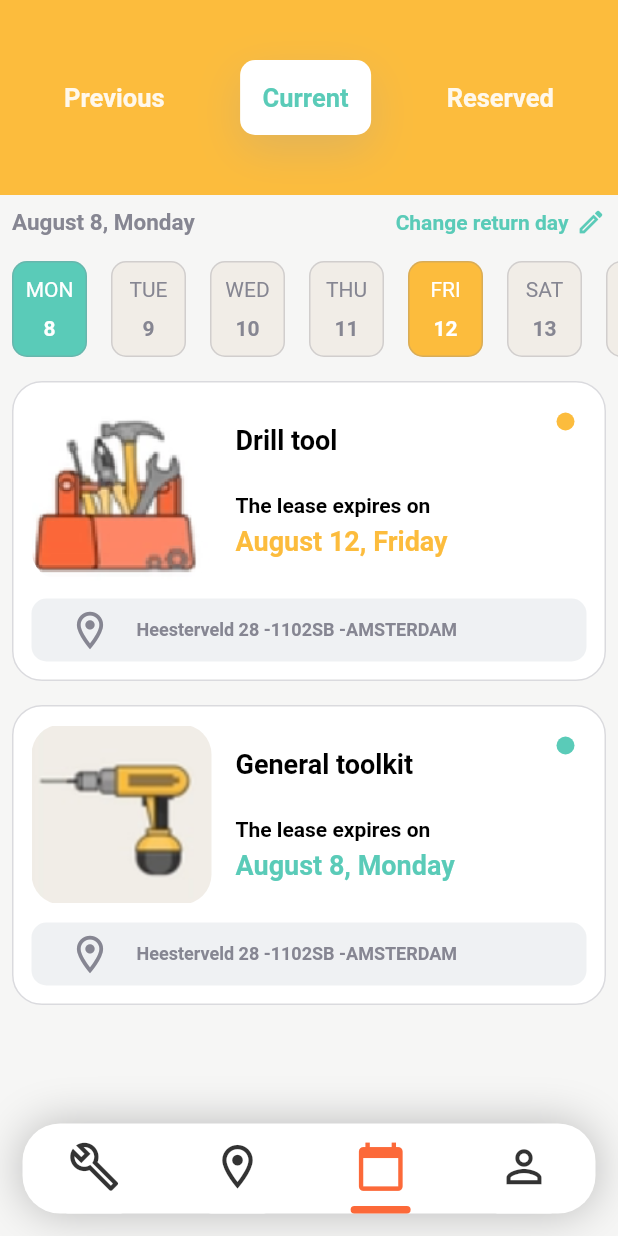
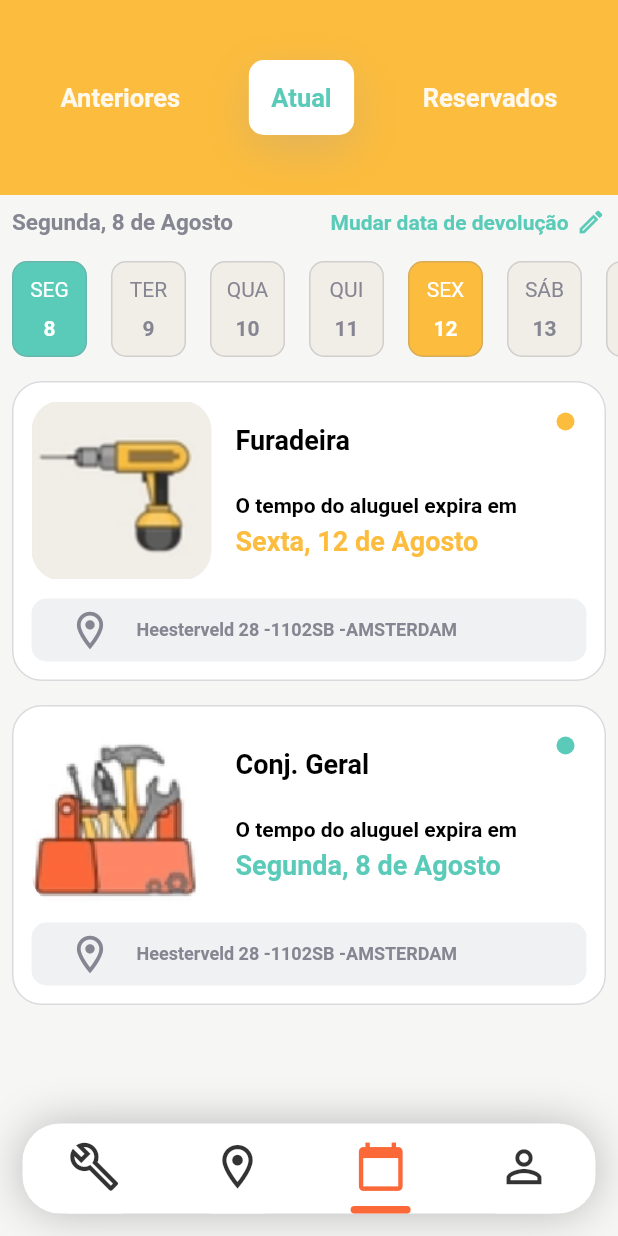
Before and after one commit to RodrigoUchoa001/avaliacao_2_programacao_4, a Flutter app: the screen it shows after launch, item 3 of the bottom bar chosen, on a phone screen of 412 x 824 dp. Run offline on Flutter 3.47's test engine with Material 2 defaults, Android fonts, the phone set to English and light mode, and no system bars; missing offline and left inert: icon_decoration.

```diff
--- a/lib/screens/profile_page.dart
+++ b/lib/screens/profile_page.dart
@@ -7,7 +7,7 @@ class ProfilePage extends StatelessWidget {
   Widget build(BuildContext context) {
     return Center(
       child: Text(
-        'Profile',
+        'Perfil',
         style: Theme.of(context).textTheme.bodyLarge!.copyWith(fontSize: 30),
       ),
     );
--- a/lib/utils/utils.dart
+++ b/lib/utils/utils.dart
@@ -1,29 +1,29 @@
 String getNameOfIntMonth(int month) {
   switch (month) {
     case 1:
-      return 'January';
+      return 'Janeiro';
     case 2:
-      return 'February';
+      return 'Fevereiro';
     case 3:
-      return 'March';
+      return 'Março';
     case 4:
-      return 'April';
+      return 'Abril';
     case 5:
-      return 'May';
+      return 'Maio';
     case 6:
-      return 'June';
+      return 'Junho';
     case 7:
-      return 'July';
+      return 'Julho';
     case 8:
-      return 'August';
+      return 'Agosto';
     case 9:
-      return 'September';
+      return 'Setembro';
     case 10:
-      return 'October';
+      return 'Outubro';
     case 11:
-      return 'November';
+      return 'Novembro';
     case 12:
-      return 'December';
+      return 'Dezembro';
     default:
       return 'WTF';
   }
@@ -32,19 +32,19 @@ String getNameOfIntMonth(int month) {
 String getNameOfDayOfTheWeek(int month) {
   switch (month) {
     case 1:
-      return 'Monday';
+      return 'Segunda';
     case 2:
-      return 'Tuesday';
+      return 'Terça';
     case 3:
-      return 'Wednesday';
+      return 'Quarta';
     case 4:
-      return 'Thursday';
+      return 'Quinta';
     case 5:
-      return 'Friday';
+      return 'Sexta';
     case 6:
-      return 'Saturday';
+      return 'Sábado';
     case 7:
-      return 'Sunday';
+      return 'Domingo';
     default:
       return 'WTF';
   }
--- a/lib/widgets/home/category_container.dart
+++ b/lib/widgets/home/category_container.dart
@@ -26,7 +26,7 @@ class _CategoryContainerState extends State<CategoryContainer> {
     final Color? corBorda = Theme.of(context).textTheme.bodyLarge?.color;
 
     return Container(
-      width: 120,
+      width: 130,
       margin: const EdgeInsets.symmetric(horizontal: 5, vertical: 10),
       decoration: BoxDecoration(
         color: (provider.categories[widget.index]
--- a/lib/widgets/home/category_selection_row.dart
+++ b/lib/widgets/home/category_selection_row.dart
@@ -19,7 +19,7 @@ class _CategorySelectionRowState extends State<CategorySelectionRow> {
       child: Column(
         crossAxisAlignment: CrossAxisAlignment.start,
         children: [
-          Text('Categories', style: Theme.of(context).textTheme.bodyLarge),
+          Text('Categorias', style: Theme.of(context).textTheme.bodyLarge),
           SizedBox(
             height: 70,
             child: ListView.builder(
@@ -53,8 +53,8 @@ class Category {
 }
 
 List<Category> categories = [
-  Category(icon: Icons.content_copy_rounded, name: 'All Topics'),
-  Category(icon: Icons.build_outlined, name: 'Tool List'),
+  Category(icon: Icons.content_copy_rounded, name: 'Tudo'),
+  Category(icon: Icons.build_outlined, name: 'Ferramentas'),
   Category(icon: Icons.videocam_outlined, name: 'Videos'),
-  Category(icon: Icons.lock_outlined, name: 'Locked'),
+  Category(icon: Icons.lock_outlined, name: 'Bloqueado'),
 ];
--- a/lib/widgets/home/diy_ideas.dart
+++ b/lib/widgets/home/diy_ideas.dart
@@ -14,11 +14,11 @@ class DiyIdeas extends StatelessWidget {
             mainAxisAlignment: MainAxisAlignment.spaceBetween,
             children: [
               Text(
-                'Diy Ideas',
+                'Ideias de DIY',
                 style: Theme.of(context).textTheme.bodyLarge,
               ),
               Text(
-                'see all',
+                'ver todos',
                 style: TextStyle(
                   color: Theme.of(context).cardColor,
                   fontWeight: FontWeight.bold,
@@ -61,13 +61,13 @@ class DiyIdeaVideo {
 List<DiyIdeaVideo> videos = [
   DiyIdeaVideo(
     thumbnailPath: 'assets/images/dyi_shelves.jpg',
-    title: 'DIY Shelves',
+    title: 'Prateleiras',
     views: 572,
     likes: 126,
   ),
   DiyIdeaVideo(
     thumbnailPath: 'assets/images/dyi_shelves.jpg',
-    title: 'Garden Project',
+    title: 'Projeto de Jardim',
     views: 403,
     likes: 98,
   ),
--- a/lib/widgets/home/home_top_bar.dart
+++ b/lib/widgets/home/home_top_bar.dart
@@ -36,7 +36,7 @@ class HomeTopBar extends StatelessWidget {
                         ?.copyWith(fontWeight: FontWeight.bold),
                   ),
                   Text(
-                    'Everything you need for your DIY',
+                    'Tudo o que você precisa para o seu DIY',
                     style: Theme.of(context).textTheme.titleMedium,
                   )
                 ],
--- a/lib/widgets/home/popular_toolkits_row.dart
+++ b/lib/widgets/home/popular_toolkits_row.dart
@@ -11,7 +11,7 @@ class PopularToolkitsRow extends StatelessWidget {
       child: Column(
         crossAxisAlignment: CrossAxisAlignment.start,
         children: [
-          Text('Popular toolkits',
+          Text('Conjuntos Populares',
               style: Theme.of(context).textTheme.bodyLarge),
           SizedBox(
             height: 230,
@@ -47,17 +47,17 @@ class Toolkit {
 List<Toolkit> toolkits = [
   Toolkit(
       imagePath: 'assets/images/carpentry_toolkit.png',
-      title: 'Carpentry toolkit',
+      title: 'Conj. de Carpintaria',
       price: 12,
       rating: 4),
   Toolkit(
       imagePath: 'assets/images/gardening_toolkit.png',
-      title: 'Gardening toolkit',
+      title: 'Conj. de Jardinagem',
       price: 10,
       rating: 5),
   Toolkit(
       imagePath: 'assets/images/general_toolkit.png',
-      title: 'General toolkit',
+      title: 'Conj. Geral',
       price: 10,
       rating: 5),
 ];
--- a/lib/widgets/home/search_bar.dart
+++ b/lib/widgets/home/search_bar.dart
@@ -28,7 +28,7 @@ class _SearchBarState extends State<SearchBar> {
           style: const TextStyle(color: Colors.black),
           cursorColor: Theme.of(context).appBarTheme.backgroundColor,
           decoration: InputDecoration(
-            hintText: 'what are you looking for?',
+            hintText: 'O que você está procurando?',
             hintStyle: Theme.of(context).textTheme.labelSmall,
             filled: true,
             fillColor: Colors.white,
--- a/lib/widgets/home/toolkit_widget.dart
+++ b/lib/widgets/home/toolkit_widget.dart
@@ -9,7 +9,7 @@ class ToolkitWidget extends StatelessWidget {
   Widget build(BuildContext context) {
     final Color? corBorda = Theme.of(context).textTheme.bodyLarge?.color;
     return Container(
-      width: 150,
+      width: 160,
       height: 230,
       margin: const EdgeInsets.symmetric(horizontal: 5, vertical: 10),
       decoration: BoxDecoration(
@@ -32,7 +32,7 @@ class ToolkitWidget extends StatelessWidget {
                 mainAxisAlignment: MainAxisAlignment.spaceAround,
                 children: [
                   Text(
-                    '${toolkit.price}\$/day',
+                    'R\$${toolkit.price}/dia',
                     style: TextStyle(
                         color: Colors.red.withOpacity(0.7),
                         fontWeight: FontWeight.bold),
--- a/lib/widgets/rent_screen/calendar_container.dart
+++ b/lib/widgets/rent_screen/calendar_container.dart
@@ -16,7 +16,7 @@ class CalendarContainer extends StatelessWidget {
             mainAxisAlignment: MainAxisAlignment.spaceBetween,
             children: [
               Text(
-                '${getNameOfIntMonth(actualDate.month)} ${actualDate.day}, ${getNameOfDayOfTheWeek(actualDate.weekday)}',
+                '${getNameOfDayOfTheWeek(actualDate.weekday)}, ${actualDate.day} de ${getNameOfIntMonth(actualDate.month)}',
                 style: Theme.of(context)
                     .textTheme
                     .bodyLarge!
@@ -25,7 +25,7 @@ class CalendarContainer extends StatelessWidget {
               Row(
                 children: [
                   Text(
-                    'Change return day',
+                    'Mudar data de devolução',
                     style: TextStyle(
                       color: Theme.of(context).cardColor,
                       fontWeight: FontWeight.bold,
--- a/lib/widgets/rent_screen/rent_top_bar_buttons.dart
+++ b/lib/widgets/rent_screen/rent_top_bar_buttons.dart
@@ -25,7 +25,7 @@ class RentTopButton {
 }
 
 List<RentTopButton> rentTopButtons = [
-  RentTopButton(text: 'Previous'),
-  RentTopButton(text: 'Current'),
-  RentTopButton(text: 'Reserved'),
+  RentTopButton(text: 'Anteriores'),
+  RentTopButton(text: 'Atual'),
+  RentTopButton(text: 'Reservados'),
 ];
--- a/lib/widgets/rent_screen/rented_item_widget.dart
+++ b/lib/widgets/rent_screen/rented_item_widget.dart
@@ -59,7 +59,7 @@ class RentedItemWidget extends StatelessWidget {
                         ),
                         const SizedBox(height: 25),
                         Text(
-                          'The lease expires on',
+                          'O tempo do aluguel expira em',
                           style: Theme.of(context)
                               .textTheme
                               .bodyLarge!
@@ -67,7 +67,7 @@ class RentedItemWidget extends StatelessWidget {
                         ),
                         const SizedBox(height: 5),
                         Text(
-                          '${getNameOfIntMonth(rentedItem.leaseDate.month)} ${rentedItem.leaseDate.day}, ${getNameOfDayOfTheWeek(rentedItem.leaseDate.weekday)}',
+                          '${getNameOfDayOfTheWeek(rentedItem.leaseDate.weekday)}, ${rentedItem.leaseDate.day} de ${getNameOfIntMonth(rentedItem.leaseDate.month)}',
                           style:
                               Theme.of(context).textTheme.bodyLarge!.copyWith(
                                     fontSize: 18,
--- a/lib/widgets/rent_screen/rented_itens_column.dart
+++ b/lib/widgets/rent_screen/rented_itens_column.dart
@@ -33,14 +33,14 @@ final actualDate = DateTime.now();
 
 List<RentedItem> rentedItens = [
   RentedItem(
-    imagePath: 'assets/images/general_toolkit.png',
-    name: 'Drill tool',
+    imagePath: 'assets/images/drill_tool.png',
+    name: 'Furadeira',
     leaseDate: DateTime(actualDate.year, actualDate.month, actualDate.day + 4),
     devolutionAdress: 'Heesterveld 28 -1102SB -AMSTERDAM',
   ),
   RentedItem(
-    imagePath: 'assets/images/drill_tool.png',
-    name: 'General toolkit',
+    imagePath: 'assets/images/general_toolkit.png',
+    name: 'Conj. Geral',
     leaseDate: DateTime(actualDate.year, actualDate.month, actualDate.day),
     devolutionAdress: 'Heesterveld 28 -1102SB -AMSTERDAM',
   ),
```
